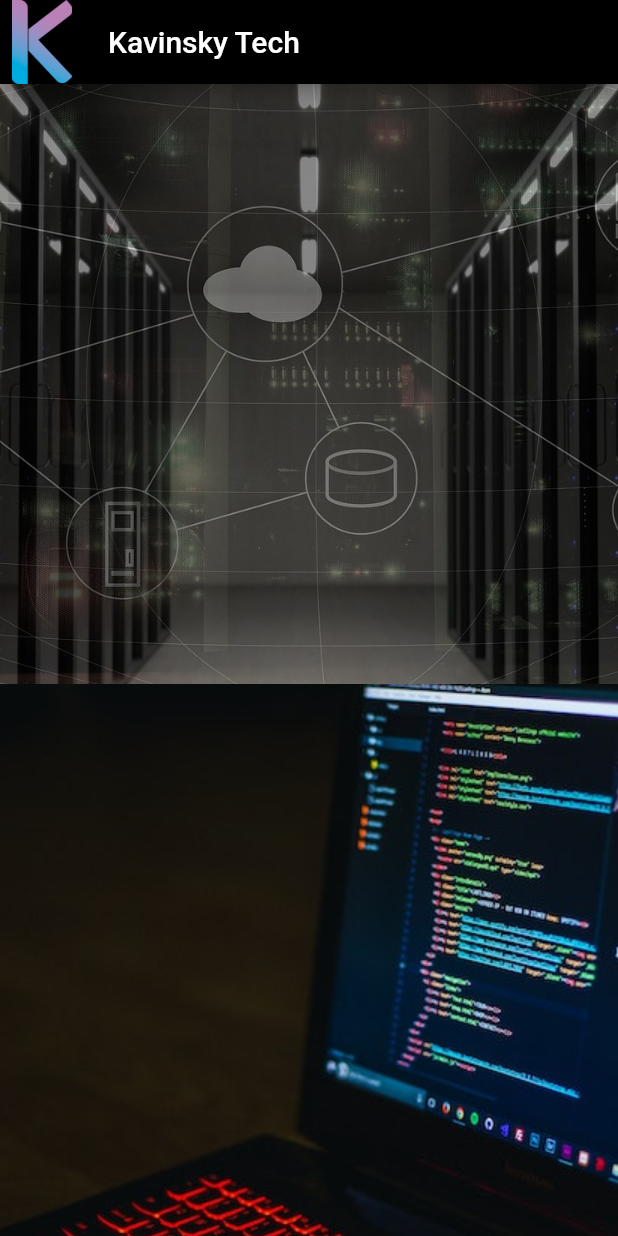
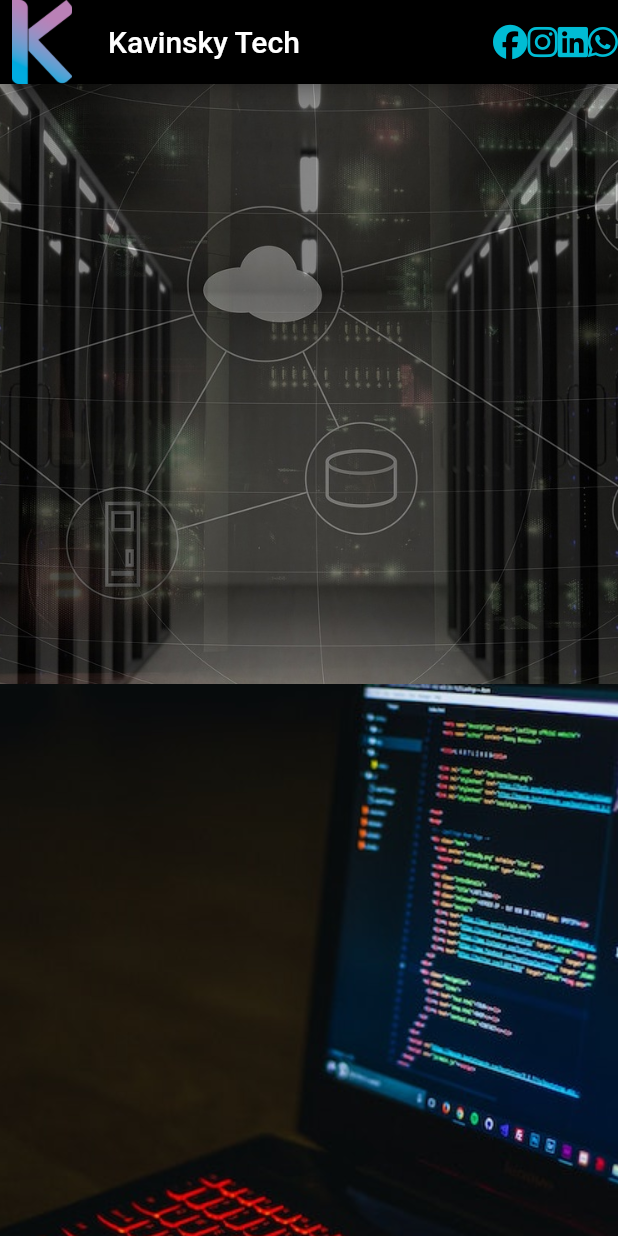
Before and after one commit to alissonKr/ktech2.0, a Flutter app: the screen it shows after launch, on a phone screen of 412 x 824 dp. Run offline on Flutter 3.47's test engine with Material 2 defaults, Android fonts, the phone set to English and light mode, and no system bars; our stand-ins replace font_awesome_flutter.

Commit message:
adição de icones

```diff
--- a/lib/main.dart
+++ b/lib/main.dart
@@ -1,4 +1,5 @@
 import 'package:flutter/material.dart';
+import 'package:font_awesome_flutter/font_awesome_flutter.dart';
 
 void main() {
   runApp(const MyApp());
@@ -33,6 +34,35 @@ class _MyHomePageState extends State<MyHomePage> {
   Widget build(BuildContext context) {
     return Scaffold(
       appBar: AppBar(
+        actions: <Widget>[
+          Container(
+            child: Row(
+              mainAxisAlignment: MainAxisAlignment.spaceBetween,
+              children: [
+                FaIcon(
+                  FontAwesomeIcons.facebook,
+                  size: 23,
+                  color: Colors.cyan,
+                ),
+                FaIcon(
+                  FontAwesomeIcons.instagram,
+                  size: 23,
+                  color: Colors.cyan,
+                ),
+                FaIcon(
+                  FontAwesomeIcons.linkedin,
+                  size: 23,
+                  color: Colors.cyan,
+                ),
+                FaIcon(
+                  FontAwesomeIcons.whatsapp,
+                  size: 23,
+                  color: Colors.cyan,
+                )
+              ],
+            ),
+          ),
+        ],
         backgroundColor: Colors.black,
         leading: Container(
             decoration: const BoxDecoration(
@@ -46,23 +76,8 @@ class _MyHomePageState extends State<MyHomePage> {
         children: [
           Column(
             children: [
-              Container(
-                width: 450,
-                height: 400,
-                decoration: const BoxDecoration(
-                    image: DecorationImage(
-                  fit: BoxFit.cover,
-                  image: AssetImage('assets/images/cloud2.jpg'),
-                )),
-              ),
-              Container(
-                  width: 450,
-                  height: 400,
-                  decoration: const BoxDecoration(
-                      image: DecorationImage(
-                    fit: BoxFit.cover,
-                    image: AssetImage('assets/images/codding.jpg'),
-                  ))),
+              images('assets/images/cloud2.jpg'),
+              images('assets/images/codding.jpg'),
             ],
           ),
         ],
@@ -70,3 +85,21 @@ class _MyHomePageState extends State<MyHomePage> {
     );
   }
 }
+
+class images extends StatelessWidget {
+  final String foto;
+  const images(this.foto, {Key? key}) : super(key: key);
+
+  @override
+  Widget build(BuildContext context) {
+    return Container(
+      width: 450,
+      height: 400,
+      decoration: BoxDecoration(
+          image: DecorationImage(
+        fit: BoxFit.cover,
+        image: AssetImage(foto),
+      )),
+    );
+  }
+}
```
Also changed, not shown: pubspec.yaml (+4 -6 lines), pubspec.lock.
